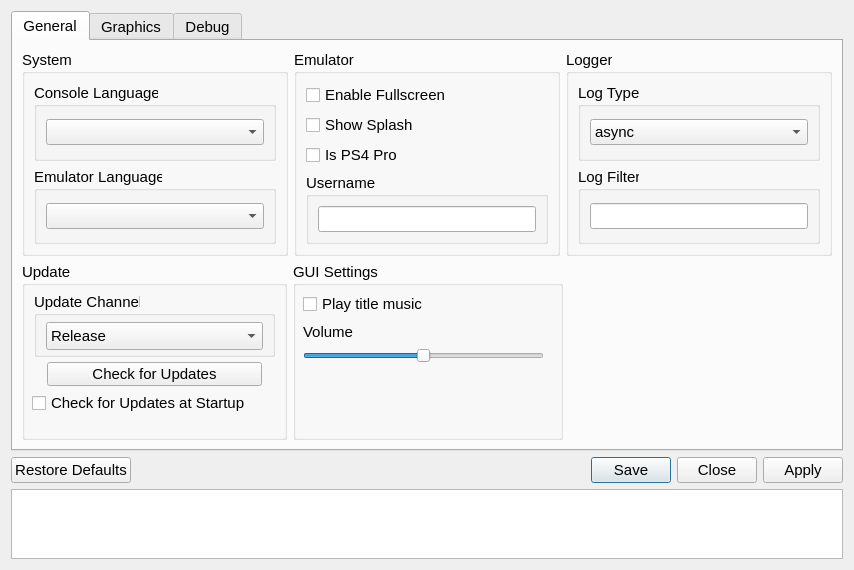
Above: src/qt_gui/settings_dialog.ui from shadps4-emu/shadPS4 before the change. Below: the same form after it.
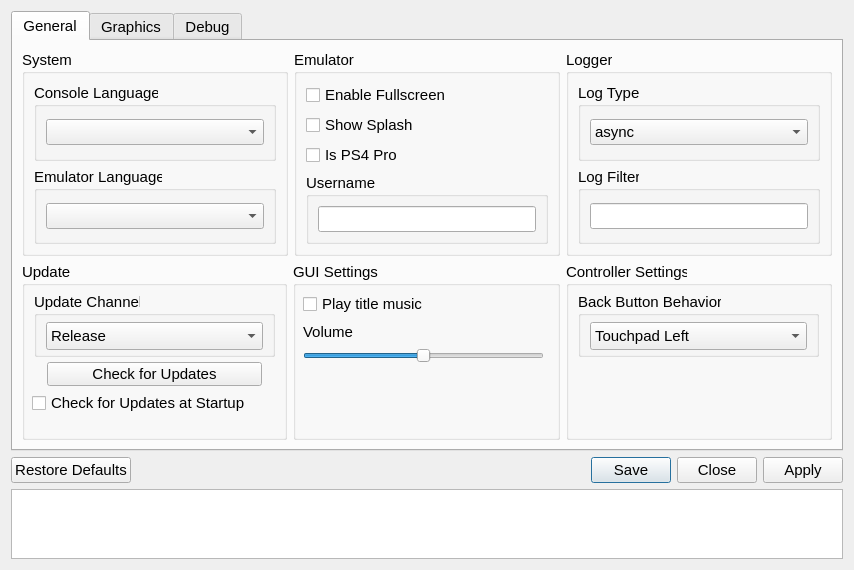
That is the form after the change. Icons and pictures are not drawn.

Commit message:
Add support to click touchpad using back button on other controllers
Takes the back button and allows the user to change the behavior of how it clicks the touchpad. The current options are left, right, center, and none.

The edit to the form file:
```diff
--- a/src/qt_gui/settings_dialog.ui
+++ b/src/qt_gui/settings_dialog.ui
@@ -442,20 +442,64 @@
            </layout>
           </item>
           <item>
-           <spacer name="horizontalSpacer">
-            <property name="orientation">
-             <enum>Qt::Orientation::Horizontal</enum>
-            </property>
-            <property name="sizeType">
-             <enum>QSizePolicy::Policy::Expanding</enum>
-            </property>
-            <property name="sizeHint" stdset="0">
-             <size>
-              <width>0</width>
-              <height>0</height>
-             </size>
-            </property>
-           </spacer>
+           <layout class="QVBoxLayout" name="ControllerTabLayoutRight" stretch="1">
+            <item>
+             <widget class="QGroupBox" name="ControllerGroupBox">
+              <property name="sizePolicy">
+               <sizepolicy hsizetype="MinimumExpanding" vsizetype="Preferred">
+                <horstretch>0</horstretch>
+                <verstretch>0</verstretch>
+               </sizepolicy>
+              </property>
+              <property name="title">
+               <string>Controller Settings</string>
+              </property>
+              <widget class="QGroupBox" name="backButtonBehaviorGroupBox">
+               <property name="geometry">
+                <rect>
+                 <x>12</x>
+                 <y>30</y>
+                 <width>241</width>
+                 <height>65</height>
+                </rect>
+               </property>
+               <property name="title">
+                <string>Back Button Behavior</string>
+               </property>
+               <widget class="QComboBox" name="backButtonBehaviorComboBox">
+                <property name="geometry">
+                 <rect>
+                  <x>12</x>
+                  <y>30</y>
+                  <width>217</width>
+                  <height>28</height>
+                 </rect>
+                </property>
+                <item>
+                 <property name="text">
+                  <string>Touchpad Left</string>
+                 </property>
+                </item>
+                <item>
+                 <property name="text">
+                  <string>Touchpad Right</string>
+                 </property>
+                </item>
+                <item>
+                 <property name="text">
+                  <string>Touchpad Center</string>
+                 </property>
+                </item>
+                <item>
+                 <property name="text">
+                  <string>None</string>
+                 </property>
+                </item>
+               </widget>
+              </widget>
+             </widget>
+            </item>
+           </layout>
           </item>
          </layout>
         </item>
```
The commit also changes 4 other files.
